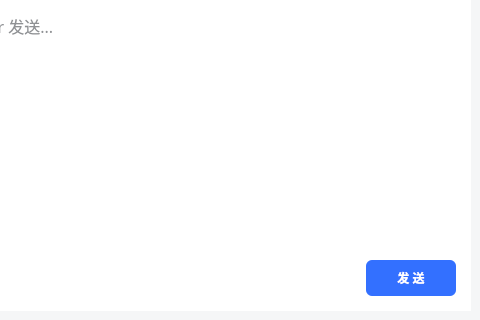
Before: the Qt Designer form AttendanceClient/MainWidget.ui in cai-0312/FaceAttendanceSystem, drawn with Qt 5; both pictures show x 617 to 1097 and y 430 to 750 of the 1097 by 750 pixel window.
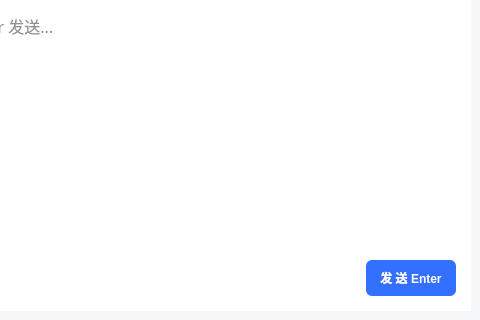
After: the same form once the commit is applied. The open tabs and pages were chosen to show the change.

```diff
--- a/AttendanceClient/MainWidget.ui
+++ b/AttendanceClient/MainWidget.ui
@@ -1236,7 +1236,7 @@
                   <string notr="true">QPushButton { background: #3370FF; color: #FFF; border-radius: 6px; border: none; } QPushButton:hover { background: #4E83FF; }</string>
                  </property>
                  <property name="text">
-                  <string>发 送</string>
+                  <string>发 送 Enter</string>
                  </property>
                 </widget>
                </item>
```
Left out of the diff: 2 changed lines with no effect on the pictures.
